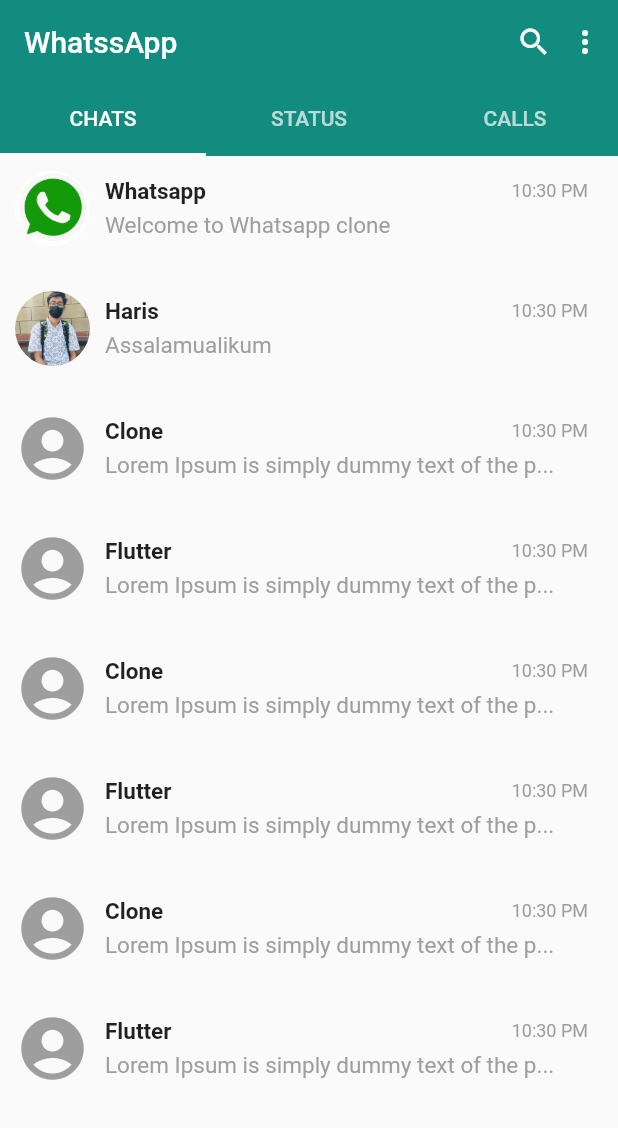
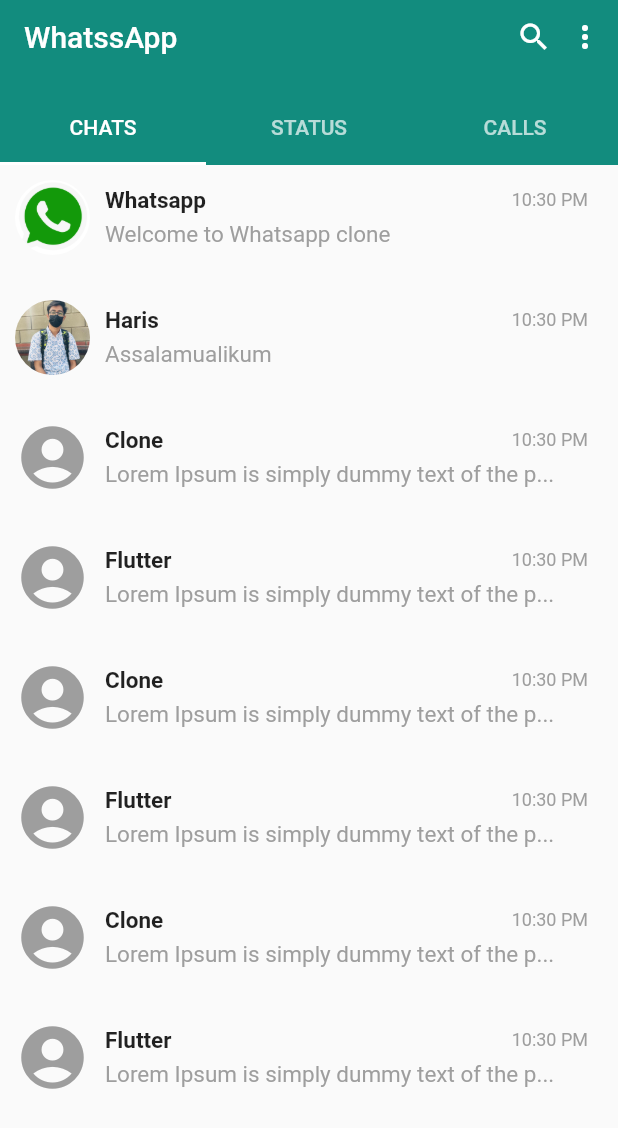
Before and after one commit to H-R-S/Whatsapp-Clone-Flutter, a Flutter app: the screen it shows after launch, on a phone screen of 412 x 824 dp. Shown: the top 1128 px of the screen. Run offline on Flutter 3.47's test engine with Material 2 defaults, Android fonts, the phone set to English and light mode, and no system bars.

Commit message:
MyAppBar Widget added

```diff
--- a/lib/home.dart
+++ b/lib/home.dart
@@ -1,40 +1,23 @@
 import 'package:flutter/material.dart';
+import 'package:whatsapp_clone/main.dart';
 import 'package:whatsapp_clone/screens/call_screen.dart';
 import 'package:whatsapp_clone/screens/chats_screen.dart';
 import 'package:whatsapp_clone/screens/status_screen.dart';
+import 'package:whatsapp_clone/widgets/app_bar/my_app_bar.dart';
 
 class HomeScreen extends StatelessWidget {
   @override
   Widget build(BuildContext context) {
     return DefaultTabController(
-      length: 3,
-      child: SafeArea(
+        length: 3,
         child: Scaffold(
-          appBar: AppBar(
-            elevation: 0,
-            backgroundColor: const Color(0xff128c7e),
-            bottom: const TabBar(
-              indicatorColor: Colors.white,
-              tabs: [
-                Tab(text: "CHATS"),
-                Tab(text: "STATUS"),
-                Tab(text: "CALLS"),
-              ],
-            ),
-            title: const Text('WhatssApp'),
-            actions: const [
-              Icon(Icons.search),
-              Padding(
-                padding: EdgeInsets.symmetric(horizontal: 10),
-                child: Icon(Icons.more_vert),
-              )
-            ],
-          ),
+            body: NestedScrollView(
+          headerSliverBuilder: (context, innerBoxIsScrolled) {
+            return [MyAppBar()];
+          },
           body: TabBarView(
             children: [ChatsScreen(), StatusSCreen(), CallScreen()],
           ),
-        ),
-      ),
-    );
+        )));
   }
 }
```
